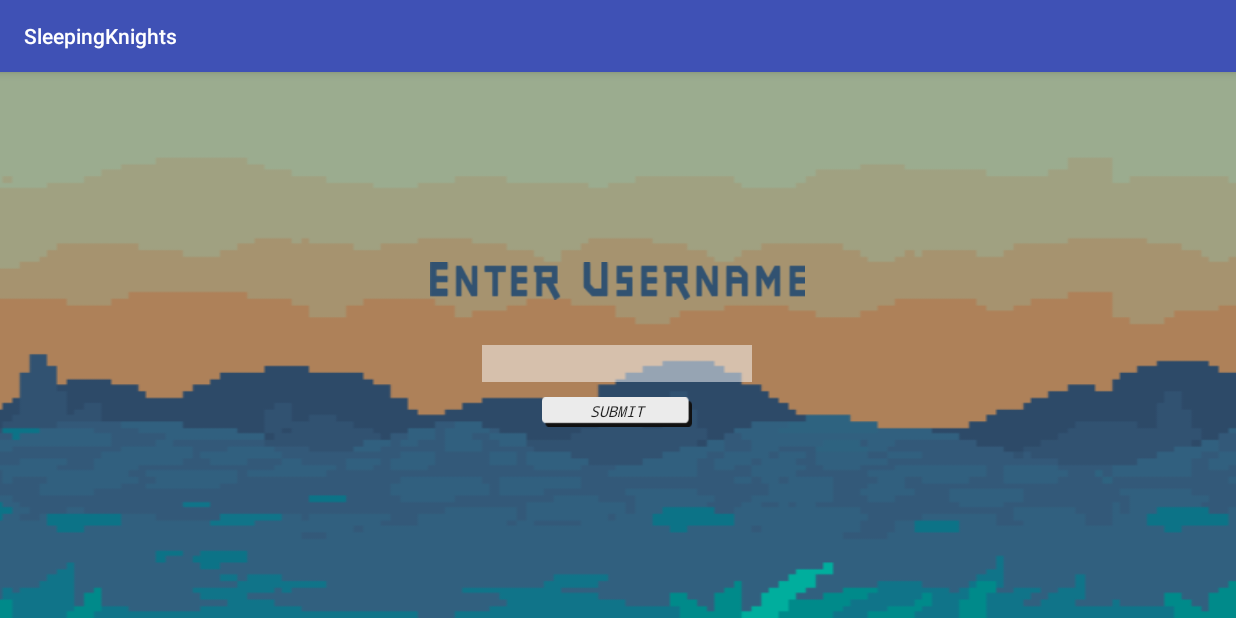
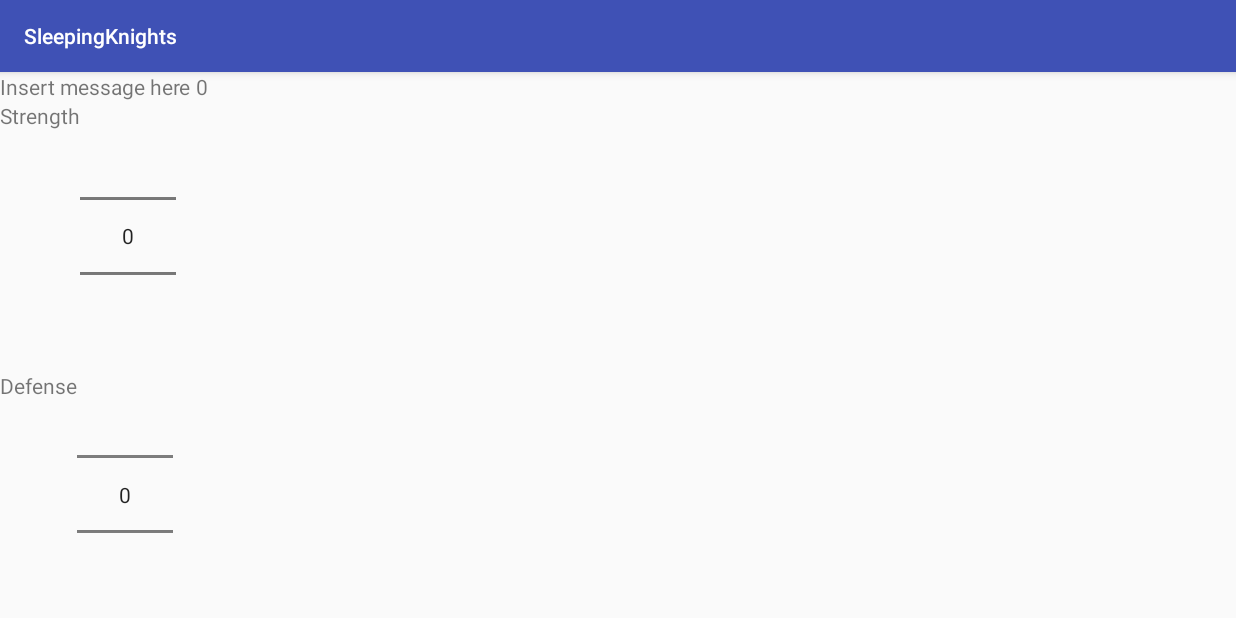
Before and after one commit to AlexAgnoII/SleepingKnights, an Android app: the SignUp screen opened directly, with no data from a screen before it, after a tap on "SUBMIT", on a phone screen of 824 x 412 dp (held sideways). Run offline under Robolectric (Android 15) with nearby library versions, the phone set to English and light mode, and no system bars.

Commit message:
- Added DatabaseHelper - Added temporrary charCreation xml design. - Made activity be finished when button is pressed (main activity and signup activitiy)

```diff
--- a/app/src/main/java/com/example/alexagnoii/sleepingknights/CharCreationActivity.java
+++ b/app/src/main/java/com/example/alexagnoii/sleepingknights/CharCreationActivity.java
@@ -2,12 +2,23 @@ package com.example.alexagnoii.sleepingknights;
 
 import android.support.v7.app.AppCompatActivity;
 import android.os.Bundle;
+import android.widget.Button;
+import android.widget.NumberPicker;
 
 public class CharCreationActivity extends AppCompatActivity {
+    private NumberPicker strenghtNP, defenseNP, healthNP;
+    private Button doneCreate;
 
     @Override
     protected void onCreate(Bundle savedInstanceState) {
         super.onCreate(savedInstanceState);
         setContentView(R.layout.activity_char_creation);
+
+        strenghtNP = (NumberPicker) findViewById(R.id.numPicker_strength);
+        defenseNP = (NumberPicker) findViewById(R.id.numPicker_defense);
+        healthNP = (NumberPicker) findViewById(R.id.numPicker_health);
+
+
+
     }
 }
--- a/app/src/main/java/com/example/alexagnoii/sleepingknights/SignUp.java
+++ b/app/src/main/java/com/example/alexagnoii/sleepingknights/SignUp.java
@@ -1,5 +1,6 @@
 package com.example.alexagnoii.sleepingknights;
 
+import android.content.Intent;
 import android.graphics.drawable.AnimationDrawable;
 import android.os.Bundle;
 import android.support.annotation.Nullable;
@@ -36,9 +37,14 @@ public class SignUp extends AppCompatActivity {
         btnsubmit.setOnClickListener(new View.OnClickListener() {
             @Override
             public void onClick(View view) {
-                //Add to database
+                //Initialize user + Add to database
+                String userName = username.getText().toString();
 
                 //Proceed to character creation
+                Intent i = new Intent();
+                i.setClass(getBaseContext(), CharCreationActivity.class);
+                startActivity(i);
+                finish(); //finish this activity.
 
             }
         });
--- a/app/src/main/res/layout/activity_char_creation.xml
+++ b/app/src/main/res/layout/activity_char_creation.xml
@@ -4,6 +4,72 @@
     xmlns:tools="http://schemas.android.com/tools"
     android:layout_width="match_parent"
     android:layout_height="match_parent"
+    android:orientation="vertical"
     tools:context="com.example.alexagnoii.sleepingknights.CharCreationActivity">
 
+    <LinearLayout
+        android:layout_width="match_parent"
+        android:layout_height="wrap_content"
+        android:orientation="horizontal">
+        <TextView
+            android:layout_width="wrap_content"
+            android:layout_height="wrap_content"
+            android:text="Insert message here "
+            android:id="@+id/createChar_message_with_username"/>
+        <TextView
+            android:layout_width="wrap_content"
+            android:layout_height="wrap_content"
+            android:text="0"
+            android:id="@+id/remaining_points"/>
+    </LinearLayout>
+
+
+    <LinearLayout
+        android:layout_width="wrap_content"
+        android:layout_height="wrap_content"
+        android:orientation="horizontal">
+        <TextView
+            android:layout_width="wrap_content"
+            android:layout_height="wrap_content"
+            android:text="Strength"/>
+        <NumberPicker
+            android:id="@+id/numPicker_strength"
+            android:layout_width="wrap_content"
+            android:layout_height="wrap_content" />
+    </LinearLayout>
+
+    <LinearLayout
+        android:layout_width="wrap_content"
+        android:layout_height="wrap_content"
+        android:orientation="horizontal">
+        <TextView
+            android:layout_width="wrap_content"
+            android:layout_height="wrap_content"
+            android:text="Defense"/>
+        <NumberPicker
+            android:id="@+id/numPicker_defense"
+            android:layout_width="wrap_content"
+            android:layout_height="wrap_content" />
+    </LinearLayout>
+
+    <LinearLayout
+        android:layout_width="wrap_content"
+        android:layout_height="wrap_content"
+        android:orientation="horizontal">
+        <TextView
+            android:layout_width="wrap_content"
+            android:layout_height="wrap_content"
+            android:text="Health"/>
+        <NumberPicker
+            android:id="@+id/numPicker_health"
+            android:layout_width="wrap_content"
+            android:layout_height="wrap_content" />
+    </LinearLayout>
+
+    <Button
+        android:layout_width="wrap_content"
+        android:layout_height="wrap_content"
+        android:text="DONE"
+        android:id="@+id/create_done"/>
+
 </LinearLayout>
```
Also changed, not shown: app/src/main/AndroidManifest.xml (+8 -2 lines), app/src/main/java/com/example/alexagnoii/sleepingknights/DatabaseHelper.java (added, +71 -0 lines), app/src/main/java/com/example/alexagnoii/sleepingknights/DatabaseManager.java (deleted, +0 -8 lines), app/src/main/java/com/example/alexagnoii/sleepingknights/Knight/Item.java (+8 -0 lines), app/src/main/java/com/example/alexagnoii/sleepingknights/Knight/Knight.java (+125 -0 lines), app/src/main/java/com/example/alexagnoii/sleepingknights/MainActivity.java (+8 -1 lines).
